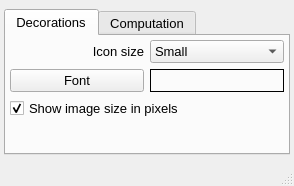
Above: UIs/nPreferences.ui from NeutrinoToolkit/Neutrino before the change. Below: the same form after it.
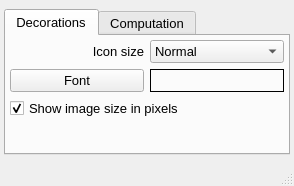
That is the form after the change.

The edit to the form file:
```diff
--- a/UIs/nPreferences.ui
+++ b/UIs/nPreferences.ui
@@ -65,7 +65,7 @@
            </font>
           </property>
           <property name="currentIndex">
-           <number>0</number>
+           <number>1</number>
           </property>
           <property name="neutrinoSave" stdset="0">
            <bool>true</bool>
```
